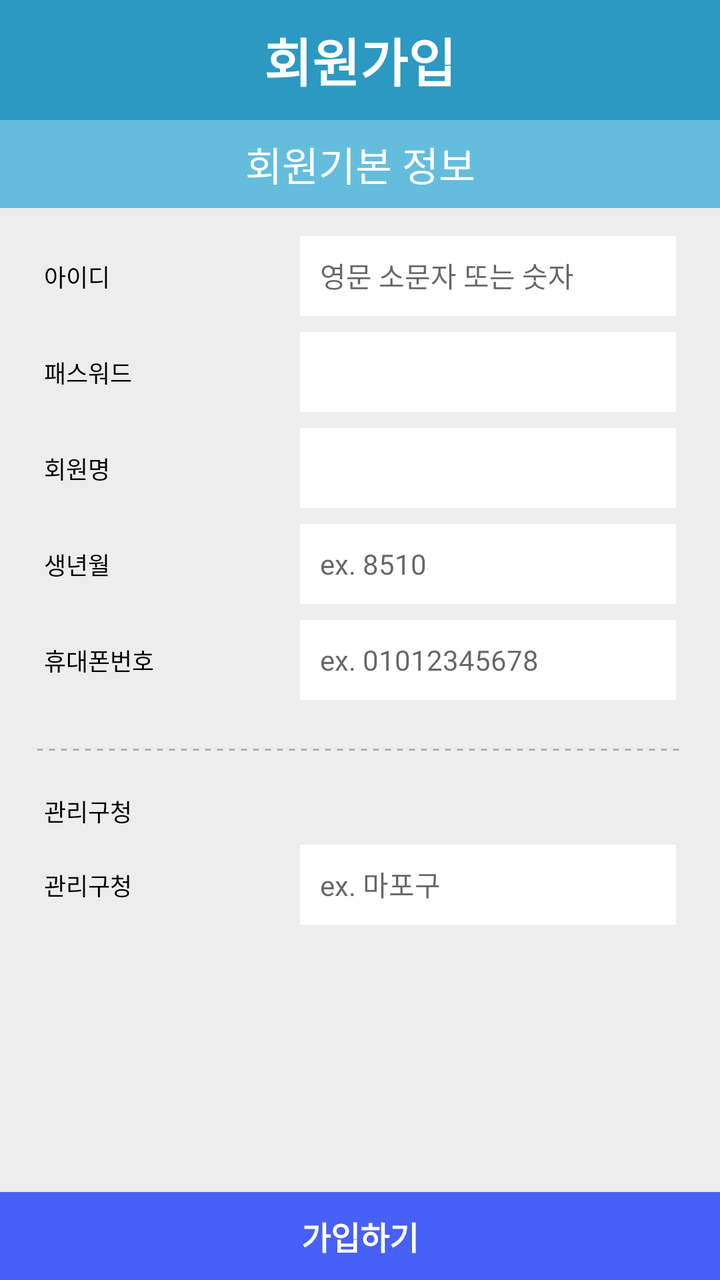
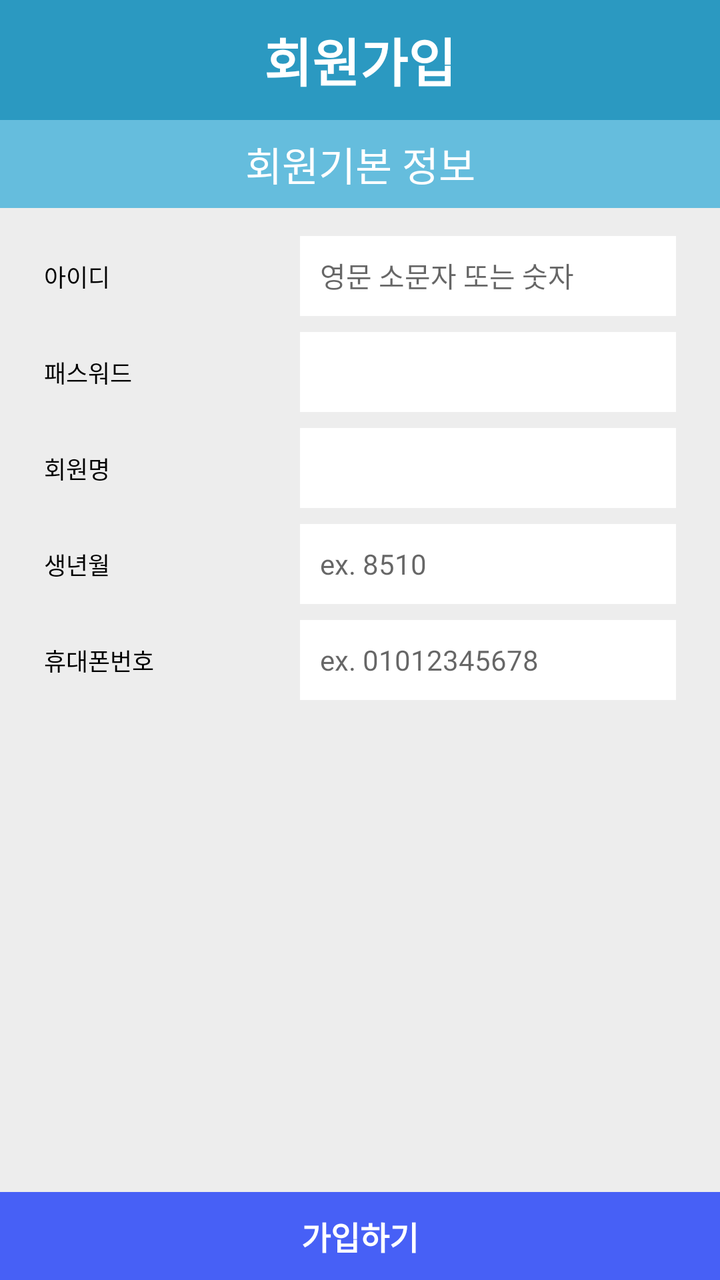

Two renders of the same Android screen: before a commit and after it. Below are the layout's source before the change and the commit's diff.
<!-- AndroidManifest.xml: application theme Theme.GaboBell -->
<!-- res/layout/activity_membership.xml -->
<?xml version="1.0" encoding="utf-8"?>
<androidx.constraintlayout.widget.ConstraintLayout xmlns:android="http://schemas.android.com/apk/res/android"
    xmlns:app="http://schemas.android.com/apk/res-auto"
    xmlns:tools="http://schemas.android.com/tools"
    android:layout_width="match_parent"
    android:layout_height="match_parent"
    android:background="@color/bg_gray">

    <androidx.constraintlayout.widget.ConstraintLayout
        android:id="@+id/clTitleContainer"
        android:layout_width="match_parent"
        android:layout_height="60dp"
        android:background="@color/primary"
        app:layout_constraintStart_toStartOf="parent"
        app:layout_constraintTop_toTopOf="parent">

        <TextView
            android:id="@+id/tvTitleSearchAddresss"
            style="@style/AnsimTextView.Bold.White"
            android:layout_width="wrap_content"
            android:layout_height="wrap_content"
            android:gravity="center"
            android:text="@string/membership_title"
            android:textSize="26sp"
            android:textStyle="bold"
            app:layout_constraintBottom_toBottomOf="parent"
            app:layout_constraintEnd_toEndOf="parent"
            app:layout_constraintStart_toStartOf="parent"
            app:layout_constraintTop_toTopOf="parent" />

        <ImageButton
            android:id="@+id/btnClose"
            android:layout_width="22dp"
            android:layout_height="22dp"
            android:layout_marginEnd="19dp"
            android:background="@drawable/btn_close_selector"
            android:visibility="gone"
            app:layout_constraintBottom_toBottomOf="parent"
            app:layout_constraintEnd_toEndOf="parent"
            app:layout_constraintTop_toTopOf="parent" />

    </androidx.constraintlayout.widget.ConstraintLayout>

    <TextView
        android:id="@+id/tvSubTitle"
        style="@style/AnsimTextView.Medium.White"
        android:layout_width="match_parent"
        android:layout_height="44dp"
        android:background="@color/secondary"
        android:gravity="center"
        android:text="@string/membership_sub_title"
        android:textSize="20sp"
        app:layout_constraintTop_toBottomOf="@id/clTitleContainer" />

    
    <androidx.constraintlayout.widget.ConstraintLayout
        android:id="@+id/clUserId"
        android:layout_width="match_parent"
        android:layout_height="wrap_content"
        android:layout_marginTop="14dp"
        app:layout_constraintTop_toBottomOf="@id/tvSubTitle">

        <TextView
            android:id="@+id/tvUserIdTitle"
            style="@style/AnsimTextView.Bold"
            android:layout_width="108dp"
            android:layout_height="wrap_content"
            android:layout_marginStart="22dp"
            android:text="@string/membership_id"
            android:textSize="12sp"
            app:layout_constraintBottom_toBottomOf="parent"
            app:layout_constraintStart_toStartOf="parent"
            app:layout_constraintTop_toTopOf="parent" />

        <EditText
            android:id="@+id/etUserId"
            style="@style/AnsimTextView.Medium"
            android:layout_width="0dp"
            android:layout_height="40dp"
            android:layout_marginStart="20dp"
            android:layout_marginEnd="22dp"
            android:background="@color/white"
            android:digits="abcdefghijklmnopqrstuvwxyz1234567890"
            android:hint="영문 소문자 또는 숫자"
            android:inputType="text"
            android:padding="10dp"
            android:textSize="14sp"
            app:counterEnabled="false"
            app:layout_constraintBottom_toBottomOf="parent"
            app:layout_constraintEnd_toEndOf="parent"
            app:layout_constraintStart_toEndOf="@id/tvUserIdTitle"
            app:layout_constraintTop_toTopOf="parent" />
    </androidx.constraintlayout.widget.ConstraintLayout>

    
    <androidx.constraintlayout.widget.ConstraintLayout
        android:id="@+id/clUserPw"
        android:layout_width="match_parent"
        android:layout_height="wrap_content"
        android:layout_marginTop="8dp"
        app:layout_constraintTop_toBottomOf="@id/clUserId">

        <TextView
            android:id="@+id/tvUserPwTitle"
            style="@style/AnsimTextView.Bold"
            android:layout_width="108dp"
            android:layout_height="wrap_content"
            android:layout_marginStart="22dp"
            android:text="@string/membership_password"
            android:textSize="12sp"
            app:layout_constraintBottom_toBottomOf="parent"
            app:layout_constraintStart_toStartOf="parent"
            app:layout_constraintTop_toTopOf="parent" />

        <EditText
            android:id="@+id/etUserPw"
            style="@style/AnsimTextView.Medium"
            android:layout_width="0dp"
            android:layout_height="40dp"
            android:layout_marginStart="20dp"
            android:layout_marginEnd="22dp"
            android:background="@color/white"
            android:inputType="textPassword"
            android:padding="10dp"
            android:textSize="14sp"
            app:counterEnabled="false"
            app:layout_constraintBottom_toBottomOf="parent"
            app:layout_constraintEnd_toEndOf="parent"
            app:layout_constraintStart_toEndOf="@id/tvUserPwTitle"
            app:layout_constraintTop_toTopOf="parent" />

    </androidx.constraintlayout.widget.ConstraintLayout>

    
    <androidx.constraintlayout.widget.ConstraintLayout
        android:id="@+id/clNickname"
        android:layout_width="match_parent"
        android:layout_height="wrap_content"
        android:layout_marginTop="8dp"
        app:layout_constraintTop_toBottomOf="@id/clUserPw">

        <TextView
            android:id="@+id/tvNicknameTitle"
            style="@style/AnsimTextView.Bold"
            android:layout_width="108dp"
            android:layout_height="wrap_content"
            android:layout_marginStart="22dp"
            android:text="@string/membership_nickname"
            android:textSize="12sp"
            app:layout_constraintBottom_toBottomOf="parent"
            app:layout_constraintStart_toStartOf="parent"
            app:layout_constraintTop_toTopOf="parent" />

        <EditText
            android:id="@+id/etNickname"
            style="@style/AnsimTextView.Medium"
            android:layout_width="0dp"
            android:layout_height="40dp"
            android:layout_marginStart="20dp"
            android:layout_marginEnd="22dp"
            android:background="@color/white"
            android:inputType="text"
            android:padding="10dp"
            android:textSize="14sp"
            app:counterEnabled="false"
            app:counterMaxLength="10"
            app:layout_constraintBottom_toBottomOf="parent"
            app:layout_constraintEnd_toEndOf="parent"
            app:layout_constraintStart_toEndOf="@id/tvNicknameTitle"
            app:layout_constraintTop_toTopOf="parent" />
    </androidx.constraintlayout.widget.ConstraintLayout>

    
    <androidx.constraintlayout.widget.ConstraintLayout
        android:id="@+id/clBirthDate"
        android:layout_width="match_parent"
        android:layout_height="wrap_content"
        android:layout_marginTop="8dp"
        app:layout_constraintTop_toBottomOf="@id/clNickname">

        <TextView
            android:id="@+id/tvBirthDate"
            style="@style/AnsimTextView.Bold"
            android:layout_width="108dp"
            android:layout_height="wrap_content"
            android:layout_marginStart="22dp"
            android:text="@string/membership_birth_date"
            android:textSize="12sp"
            app:layout_constraintBottom_toBottomOf="parent"
            app:layout_constraintStart_toStartOf="parent"
            app:layout_constraintTop_toTopOf="parent" />

        <EditText
            android:id="@+id/etBirthDate"
            style="@style/AnsimTextView.Medium"
            android:layout_width="0dp"
            android:layout_height="40dp"
            android:layout_marginStart="20dp"
            android:layout_marginEnd="22dp"
            android:background="@color/white"
            android:hint="@string/membership_birth_date_hint"
            android:inputType="number"
            android:padding="10dp"
            android:textSize="14sp"
            app:counterEnabled="false"
            app:counterMaxLength="4"
            android:maxLength="4"
            app:layout_constraintBottom_toBottomOf="parent"
            app:layout_constraintEnd_toEndOf="parent"
            app:layout_constraintStart_toEndOf="@id/tvBirthDate"
            app:layout_constraintTop_toTopOf="parent" />
    </androidx.constraintlayout.widget.ConstraintLayout>

    
    <androidx.constraintlayout.widget.ConstraintLayout
        android:id="@+id/clGender"
        android:layout_width="match_parent"
        android:layout_height="wrap_content"
        android:layout_marginTop="8dp"
        android:visibility="gone"
        app:layout_constraintTop_toBottomOf="@id/clBirthDate"
        tools:layout_editor_absoluteX="-16dp">

        <TextView
            android:id="@+id/tvGender"
            style="@style/AnsimTextView.Bold"
            android:layout_width="108dp"
            android:layout_height="wrap_content"
            android:layout_marginStart="22dp"
            android:text="성별"
            android:textSize="12sp"
            app:layout_constraintBottom_toBottomOf="parent"
            app:layout_constraintStart_toStartOf="parent"
            app:layout_constraintTop_toTopOf="parent" />

        <EditText
            android:id="@+id/etGender"
            android:layout_width="0dp"
            android:layout_height="40dp"
            android:layout_marginStart="20dp"
            android:layout_marginEnd="22dp"
            android:background="@color/white"
            android:hint="ex. M/F"
            android:padding="10dp"
            app:counterEnabled="false"
            app:counterMaxLength="4"
            app:layout_constraintBottom_toBottomOf="parent"
            app:layout_constraintEnd_toEndOf="parent"
            app:layout_constraintStart_toEndOf="@id/tvGender"
            app:layout_constraintTop_toTopOf="parent" />
    </androidx.constraintlayout.widget.ConstraintLayout>

    
    <androidx.constraintlayout.widget.ConstraintLayout
        android:id="@+id/clPhoneNumber"
        android:layout_width="match_parent"
        android:layout_height="wrap_content"
        android:layout_marginTop="8dp"
        app:layout_constraintTop_toBottomOf="@id/clGender">

        <TextView
            android:id="@+id/tvPhoneNumberTitle"
            style="@style/AnsimTextView.Bold"
            android:layout_width="108dp"
            android:layout_height="wrap_content"
            android:layout_marginStart="22dp"
            android:text="@string/membership_phone_numbser"
            android:textSize="12sp"
            app:layout_constraintBottom_toBottomOf="parent"
            app:layout_constraintStart_toStartOf="parent"
            app:layout_constraintTop_toTopOf="parent" />

        <EditText
            android:id="@+id/etPhoneNumber"
            style="@style/AnsimTextView.Medium"
            android:layout_width="0dp"
            android:layout_height="40dp"
            android:layout_marginStart="20dp"
            android:layout_marginEnd="22dp"
            android:background="@color/white"
            android:hint="@string/membership_phone_numbser_hint"
            android:inputType="number"
            android:padding="10dp"
            android:textSize="14sp"
            app:counterEnabled="false"
            app:counterMaxLength="10"
            android:maxLength="11"
            app:layout_constraintBottom_toBottomOf="parent"
            app:layout_constraintEnd_toEndOf="parent"
            app:layout_constraintStart_toEndOf="@id/tvPhoneNumberTitle"
            app:layout_constraintTop_toTopOf="parent" />
    </androidx.constraintlayout.widget.ConstraintLayout>

    
    <androidx.constraintlayout.widget.ConstraintLayout
        android:id="@+id/clNationality"
        android:layout_width="match_parent"
        android:layout_height="wrap_content"
        android:layout_marginTop="8dp"
        android:visibility="gone"
        app:layout_constraintTop_toBottomOf="@id/clPhoneNumber">

        <TextView
            android:id="@+id/tvNationality"
            style="@style/AnsimTextView.Bold"
            android:layout_width="108dp"
            android:layout_height="wrap_content"
            android:layout_marginStart="22dp"
            android:text="국적"
            android:textSize="12sp"
            app:layout_constraintBottom_toBottomOf="parent"
            app:layout_constraintStart_toStartOf="parent"
            app:layout_constraintTop_toTopOf="parent" />

        <EditText
            android:id="@+id/etNationality"
            android:layout_width="0dp"
            android:layout_height="40dp"
            android:layout_marginStart="20dp"
            android:layout_marginEnd="22dp"
            android:background="@color/white"
            android:hint="ex. local/foreigner"
            android:padding="10dp"
            app:counterEnabled="false"
            app:counterMaxLength="4"
            app:layout_constraintBottom_toBottomOf="parent"
            app:layout_constraintEnd_toEndOf="parent"
            app:layout_constraintHorizontal_bias="1.0"
            app:layout_constraintStart_toEndOf="@id/tvNationality"
            app:layout_constraintTop_toTopOf="parent"
            app:layout_constraintVertical_bias="0.0" />
    </androidx.constraintlayout.widget.ConstraintLayout>

    <ImageView
        android:id="@+id/ivDashLine"
        android:layout_width="match_parent"
        android:layout_height="1.5dp"
        android:layout_marginHorizontal="18dp"
        android:layout_marginTop="24dp"
        android:layerType="software"
        android:src="@drawable/memership_dash_line"
        app:layout_constraintEnd_toEndOf="parent"
        app:layout_constraintStart_toStartOf="parent"
        app:layout_constraintTop_toBottomOf="@id/clNationality" />

    
    <TextView
        android:id="@+id/tvTitleDistrict"
        style="@style/AnsimTextView.Bold"
        android:layout_width="match_parent"
        android:layout_height="wrap_content"
        android:layout_marginStart="22dp"
        android:layout_marginTop="21dp"
        android:text="@string/membership_district"
        android:textSize="12sp"
        app:layout_constraintStart_toStartOf="parent"
        app:layout_constraintTop_toBottomOf="@id/ivDashLine" />

    
    <androidx.constraintlayout.widget.ConstraintLayout
        android:id="@+id/clDistrict"
        android:layout_width="match_parent"
        android:layout_height="wrap_content"
        android:layout_marginTop="8dp"
        app:layout_constraintTop_toBottomOf="@id/tvTitleDistrict">

        <TextView
            android:id="@+id/tvDistrict"
            style="@style/AnsimTextView.Bold"
            android:layout_width="108dp"
            android:layout_height="wrap_content"
            android:layout_marginStart="22dp"
            android:text="@string/membership_district"
            android:textSize="12sp"
            app:layout_constraintBottom_toBottomOf="parent"
            app:layout_constraintStart_toStartOf="parent"
            app:layout_constraintTop_toTopOf="parent" />

        <EditText
            android:id="@+id/etDistrict"
            style="@style/AnsimTextView.Medium"
            android:layout_width="0dp"
            android:layout_height="40dp"
            android:layout_marginStart="20dp"
            android:layout_marginEnd="22dp"
            android:background="@color/white"
            android:hint="@string/membership_district_hint"
            android:inputType="text"
            android:padding="10dp"
            android:textSize="14sp"
            app:counterEnabled="false"
            app:counterMaxLength="4"
            app:layout_constraintBottom_toBottomOf="parent"
            app:layout_constraintEnd_toEndOf="parent"
            app:layout_constraintStart_toEndOf="@id/tvDistrict"
            app:layout_constraintTop_toTopOf="parent" />
    </androidx.constraintlayout.widget.ConstraintLayout>

    
    <TextView
        android:id="@+id/tv_btn_register"
        style="@style/AnsimTextView.Bold.White"
        android:layout_width="match_parent"
        android:layout_height="44dp"
        android:layout_marginTop="40dp"
        android:background="@drawable/btn_ansim_bottom_selector"
        android:gravity="center"
        android:text="@string/membership_register"
        android:textColor="@color/white"
        android:textSize="16sp"
        android:textStyle="bold"
        app:layout_constraintBottom_toBottomOf="parent"
        app:layout_constraintEnd_toEndOf="parent"
        app:layout_constraintStart_toStartOf="parent" />
</androidx.constraintlayout.widget.ConstraintLayout>
<!-- resources referenced by this layout -->
<resources>
  <color name="bg_gray">#EDEDED</color>
  <color name="primary">#2B99C1</color>
  <color name="secondary">#65BDDD</color>
  <color name="white">#FFFFFFFF</color>
  <!-- drawable btn_ansim_bottom_selector (drawable) -->
  <?xml version="1.0" encoding="utf-8"?>
  <selector xmlns:android="http://schemas.android.com/apk/res/android">
      <item android:state_pressed="true" android:drawable="@drawable/btn_ansim_bottom_press"  />
      <item android:drawable="@drawable/btn_ansim_bottom_normal"/>
  </selector>
  <!-- drawable btn_close_selector (drawable) -->
  <?xml version="1.0" encoding="utf-8"?>
  <selector xmlns:android="http://schemas.android.com/apk/res/android">
      <item android:drawable="@drawable/ic_btn_close_pre" android:state_pressed="true" />
      <item android:drawable="@drawable/ic_btn_close_nol" />
  </selector>
  <!-- drawable memership_dash_line (drawable) -->
  <?xml version="1.0" encoding="utf-8"?>
  <shape xmlns:android="http://schemas.android.com/apk/res/android"
      android:shape="line">
      <stroke
          android:width="1dp"
          android:color="@color/membership_dash_line"
          android:dashWidth="3dp"
          android:dashGap="3dp" />
  </shape>
  <string name="membership_birth_date">생년월</string>
  <string name="membership_birth_date_hint">ex. 8510</string>
  <string name="membership_district">관리구청</string>¬
  <string name="membership_district_hint">ex. 마포구</string>¬
  <string name="membership_id">아이디</string>
  <string name="membership_nickname">회원명</string>
  <string name="membership_password">패스워드</string>
  <string name="membership_phone_numbser">휴대폰번호</string>
  <string name="membership_phone_numbser_hint">ex. 01012345678</string>
  <string name="membership_register">가입하기</string>¬
  <string name="membership_sub_title">회원기본 정보</string>
  <string name="membership_title">회원가입</string>
  <style name="AnsimTextView.Bold" parent="AnsimTextView">
          <item name="android:fontFamily">@font/roboto_bold</item>
      </style>
  <style name="AnsimTextView.Bold.White" parent="AnsimTextView.Bold">
          <item name="android:textColor">@color/white</item>
      </style>
  <style name="AnsimTextView.Medium" parent="AnsimTextView">
          <item name="android:fontFamily">@font/roboto_medium</item>
      </style>
  <style name="AnsimTextView.Medium.White" parent="AnsimTextView.Medium">
          <item name="android:textColor">@color/white</item>
      </style>
  <style name="Theme.GaboBell" parent="Base.Theme.GaboBell" />
  <!-- drawable btn_ansim_bottom_press (drawable) -->
  <?xml version="1.0" encoding="utf-8"?>
  <shape xmlns:android="http://schemas.android.com/apk/res/android"
      android:shape="rectangle">
      <solid android:color="@color/btn_primary_pressed"/>
  </shape>
  <!-- drawable btn_ansim_bottom_normal (drawable) -->
  <?xml version="1.0" encoding="utf-8"?>
  <shape xmlns:android="http://schemas.android.com/apk/res/android"
      android:shape="rectangle">
      <solid android:color="@color/btn_primary_normal"/>
  </shape>
  <!-- drawable ic_btn_close_nol (drawable) -->
  <vector xmlns:android="http://schemas.android.com/apk/res/android"
      android:width="18dp"
      android:height="18dp"
      android:viewportWidth="18"
      android:viewportHeight="18">
    <path
        android:pathData="M18,2.381L15.613,0L8.997,6.616L2.381,0L0,2.381L6.616,8.997L0,15.613L2.381,18L8.997,11.384L15.613,18L18,15.613L11.378,8.997L18,2.381Z"
        android:fillColor="#ffffff"/>
  </vector>
  <color name="membership_dash_line">#ACB1AF</color>
  <style name="AnsimTextView" parent="@android:style/Widget.TextView">
          <item name="android:textColor">@color/black</item>
      </style>
  <style name="Base.Theme.GaboBell" parent="Theme.AppCompat.Light.NoActionBar">
          
          
      </style>
  <color name="btn_primary_pressed">#102EE2</color>
  <color name="btn_primary_normal">#4760F6</color>
  <color name="black">#FF000000</color>
  <!-- unchanged entries left out for length: 1 -->
</resources>

<!-- the commit's change to res/layout/activity_membership.xml (unified diff, before → after) -->
@@ -331,70 +331,13 @@
             app:layout_constraintVertical_bias="0.0" />
     </androidx.constraintlayout.widget.ConstraintLayout>
 
-    <ImageView
-        android:id="@+id/ivDashLine"
-        android:layout_width="match_parent"
-        android:layout_height="1.5dp"
-        android:layout_marginHorizontal="18dp"
-        android:layout_marginTop="24dp"
-        android:layerType="software"
-        android:src="@drawable/memership_dash_line"
-        app:layout_constraintEnd_toEndOf="parent"
-        app:layout_constraintStart_toStartOf="parent"
-        app:layout_constraintTop_toBottomOf="@id/clNationality" />
-
-    
-    <TextView
-        android:id="@+id/tvTitleDistrict"
-        style="@style/AnsimTextView.Bold"
-        android:layout_width="match_parent"
-        android:layout_height="wrap_content"
-        android:layout_marginStart="22dp"
-        android:layout_marginTop="21dp"
-        android:text="@string/membership_district"
-        android:textSize="12sp"
-        app:layout_constraintStart_toStartOf="parent"
-        app:layout_constraintTop_toBottomOf="@id/ivDashLine" />
-
-    
-    <androidx.constraintlayout.widget.ConstraintLayout
-        android:id="@+id/clDistrict"
-        android:layout_width="match_parent"
-        android:layout_height="wrap_content"
-        android:layout_marginTop="8dp"
-        app:layout_constraintTop_toBottomOf="@id/tvTitleDistrict">
-
-        <TextView
-            android:id="@+id/tvDistrict"
-            style="@style/AnsimTextView.Bold"
-            android:layout_width="108dp"
-            android:layout_height="wrap_content"
-            android:layout_marginStart="22dp"
-            android:text="@string/membership_district"
-            android:textSize="12sp"
-            app:layout_constraintBottom_toBottomOf="parent"
-            app:layout_constraintStart_toStartOf="parent"
-            app:layout_constraintTop_toTopOf="parent" />
-
-        <EditText
-            android:id="@+id/etDistrict"
-            style="@style/AnsimTextView.Medium"
-            android:layout_width="0dp"
-            android:layout_height="40dp"
-            android:layout_marginStart="20dp"
-            android:layout_marginEnd="22dp"
-            android:background="@color/white"
-            android:hint="@string/membership_district_hint"
-            android:inputType="text"
-            android:padding="10dp"
-            android:textSize="14sp"
-            app:counterEnabled="false"
-            app:counterMaxLength="4"
-            app:layout_constraintBottom_toBottomOf="parent"
-            app:layout_constraintEnd_toEndOf="parent"
-            app:layout_constraintStart_toEndOf="@id/tvDistrict"
-            app:layout_constraintTop_toTopOf="parent" />
-    </androidx.constraintlayout.widget.ConstraintLayout>
+    
+
+    
+    
+
+    
+    
 
     
     <TextView
<!-- resource entries referenced after the edit -->
@@ -16,26 +16,14 @@
       <item android:drawable="@drawable/ic_btn_close_pre" android:state_pressed="true" />
       <item android:drawable="@drawable/ic_btn_close_nol" />
   </selector>
-  <!-- drawable memership_dash_line (drawable) -->
-  <?xml version="1.0" encoding="utf-8"?>
-  <shape xmlns:android="http://schemas.android.com/apk/res/android"
-      android:shape="line">
-      <stroke
-          android:width="1dp"
-          android:color="@color/membership_dash_line"
-          android:dashWidth="3dp"
-          android:dashGap="3dp" />
-  </shape>
   <string name="membership_birth_date">생년월</string>
   <string name="membership_birth_date_hint">ex. 8510</string>
-  <string name="membership_district">관리구청</string>¬
-  <string name="membership_district_hint">ex. 마포구</string>¬
   <string name="membership_id">아이디</string>
   <string name="membership_nickname">회원명</string>
   <string name="membership_password">패스워드</string>
   <string name="membership_phone_numbser">휴대폰번호</string>
   <string name="membership_phone_numbser_hint">ex. 01012345678</string>
-  <string name="membership_register">가입하기</string>¬
+  <string name="membership_register">가입하기</string>
   <string name="membership_sub_title">회원기본 정보</string>
   <string name="membership_title">회원가입</string>
   <style name="AnsimTextView.Bold" parent="AnsimTextView">
@@ -73,7 +61,6 @@
         android:pathData="M18,2.381L15.613,0L8.997,6.616L2.381,0L0,2.381L6.616,8.997L0,15.613L2.381,18L8.997,11.384L15.613,18L18,15.613L11.378,8.997L18,2.381Z"
         android:fillColor="#ffffff"/>
   </vector>
-  <color name="membership_dash_line">#ACB1AF</color>
   <style name="AnsimTextView" parent="@android:style/Widget.TextView">
           <item name="android:textColor">@color/black</item>
       </style>
